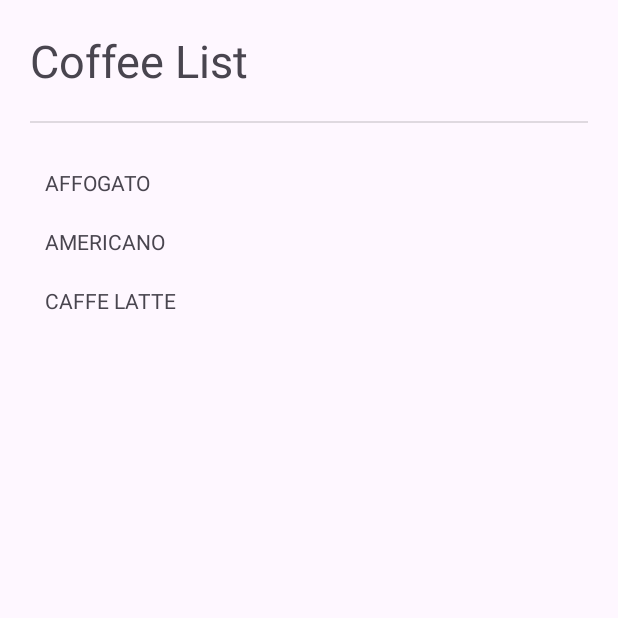
After one commit to salmampn/LAB_WEEK_04, an Android app: the fragment ListFragment shown on its own in the app's theme, on a phone screen of 412 x 824 dp, the top half of it. The commit adds this screen. Run offline under Robolectric (Android 15) with nearby library versions, the phone set to English and light mode, and no system bars.

Commit message:
"build DetailFragment and ListFragment"

```diff
--- a/app/build.gradle.kts
+++ b/app/build.gradle.kts
@@ -42,6 +42,7 @@ dependencies {
     implementation(libs.material)
     implementation(libs.androidx.activity)
     implementation(libs.androidx.constraintlayout)
+    implementation(libs.androidx.navigation.runtime.ktx)
     testImplementation(libs.junit)
     androidTestImplementation(libs.androidx.junit)
     androidTestImplementation(libs.androidx.espresso.core)
--- /dev/null
+++ b/app/src/main/java/com/example/lab_week_04/ListFragment.kt
@@ -0,0 +1,55 @@
+package com.example.lab_week_04
+
+import android.os.Bundle
+import androidx.fragment.app.Fragment
+import android.view.LayoutInflater
+import android.view.View
+import android.view.ViewGroup
+import androidx.navigation.Navigation
+
+// TODO: Rename parameter arguments, choose names that match
+// the fragment initialization parameters, e.g. ARG_ITEM_NUMBER
+private const val ARG_PARAM1 = "param1"
+private const val ARG_PARAM2 = "param2"
+
+/**
+ * A simple [Fragment] subclass.
+ * Use the [ListFragment.newInstance] factory method to
+ * create an instance of this fragment.
+ */
+class ListFragment : Fragment() {
+    override fun onCreate(savedInstanceState: Bundle?) {
+        super.onCreate(savedInstanceState)
+    }
+
+    override fun onCreateView(
+        inflater: LayoutInflater, container: ViewGroup?,
+        savedInstanceState: Bundle?
+    ): View? {
+// Inflate the layout for this fragment
+        return inflater.inflate(R.layout.fragment_list, container, false)
+    }
+
+    override fun onViewCreated(view: View, savedInstanceState: Bundle?) {
+        super.onViewCreated(view, savedInstanceState)
+        val coffeeList = listOf<View>(
+            view.findViewById(R.id.affogato),
+            view.findViewById(R.id.americano),
+            view.findViewById(R.id.latte)
+        )
+        coffeeList.forEach { coffee ->
+            val fragmentBundle = Bundle()
+            fragmentBundle.putInt(COFFEE_ID, coffee.id)
+            coffee.setOnClickListener(
+                Navigation.createNavigateOnClickListener(
+                    R.id.action_listFragment_to_detailFragment,
+                    fragmentBundle
+                )
+            )
+        }
+    }
+
+    companion object {
+        const val COFFEE_ID = "COFFEE_ID"
+    }
+}
--- /dev/null
+++ b/app/src/main/res/layout/fragment_list.xml
@@ -0,0 +1,41 @@
+<?xml version="1.0" encoding="utf-8"?>
+<ScrollView xmlns:android="http://schemas.android.com/apk/res/android"
+    xmlns:tools="http://schemas.android.com/tools"
+    android:layout_width="match_parent"
+    android:layout_height="match_parent"
+    tools:context=".ListFragment"
+    android:padding="20dp">
+    <LinearLayout
+        android:layout_width="match_parent"
+        android:layout_height="wrap_content"
+        android:orientation="vertical">
+        <TextView
+            android:layout_width="match_parent"
+            android:layout_height="wrap_content"
+            android:textSize="30sp"
+            android:text="@string/coffee_list"/>
+        <View
+            android:layout_width="match_parent"
+            android:layout_height="1dp"
+            android:layout_marginVertical="20dp"
+            android:background="?android:attr/dividerVertical" />
+        <TextView
+            android:id="@+id/affogato"
+            android:layout_width="match_parent"
+            android:layout_height="wrap_content"
+            android:padding="10dp"
+            android:text="@string/affogato_title"/>
+        <TextView
+            android:id="@+id/americano"
+            android:layout_width="match_parent"
+            android:layout_height="wrap_content"
+            android:padding="10dp"
+            android:text="@string/americano_title"/>
+        <TextView
+            android:id="@+id/latte"
+            android:layout_width="match_parent"
+            android:layout_height="wrap_content"
+            android:padding="10dp"
+            android:text="@string/latte_title"/>
+    </LinearLayout>
+</ScrollView>
--- /dev/null
+++ b/app/src/main/res/values/ids.xml
@@ -0,0 +1,4 @@
+<?xml version="1.0" encoding="utf-8"?>
+<resources>
+    <item name="action_listFragment_to_detailFragment" type="id" />
+</resources>
--- a/app/src/main/res/values/strings.xml
+++ b/app/src/main/res/values/strings.xml
@@ -24,4 +24,6 @@ latte glass or a coffee cup. Flavoured syrup can be added.</string>
     <string name="starbucks_title">STARBUCKS</string>
     <string name="janjijiwa_title">JANJI JIWA</string>
     <string name="kopikenangan_title">KOPI KENANGAN</string>
+    <!-- TODO: Remove or change this placeholder text -->
+    <string name="hello_blank_fragment">Hello blank fragment</string>
 </resources>
--- a/gradle/libs.versions.toml
+++ b/gradle/libs.versions.toml
@@ -9,6 +9,7 @@ appcompat = "1.7.0"
 material = "1.12.0"
 activity = "1.9.2"
 constraintlayout = "2.1.4"
+navigationRuntimeKtx = "2.8.0"
 
 [libraries]
 androidx-core-ktx = { group = "androidx.core", name = "core-ktx", version.ref = "coreKtx" }
@@ -19,6 +20,7 @@ androidx-appcompat = { group = "androidx.appcompat", name = "appcompat", version
 material = { group = "com.google.android.material", name = "material", version.ref = "material" }
 androidx-activity = { group = "androidx.activity", name = "activity", version.ref = "activity" }
 androidx-constraintlayout = { group = "androidx.constraintlayout", name = "constraintlayout", version.ref = "constraintlayout" }
+androidx-navigation-runtime-ktx = { group = "androidx.navigation", name = "navigation-runtime-ktx", version.ref = "navigationRuntimeKtx" }
 
 [plugins]
 android-application = { id = "com.android.application", version.ref = "agp" }
```
Also changed, not shown: app/src/main/java/com/example/lab_week_04/DetailFragment.kt (added, +59 -0 lines), app/src/main/res/layout/fragment_detail.xml (added, +28 -0 lines).
